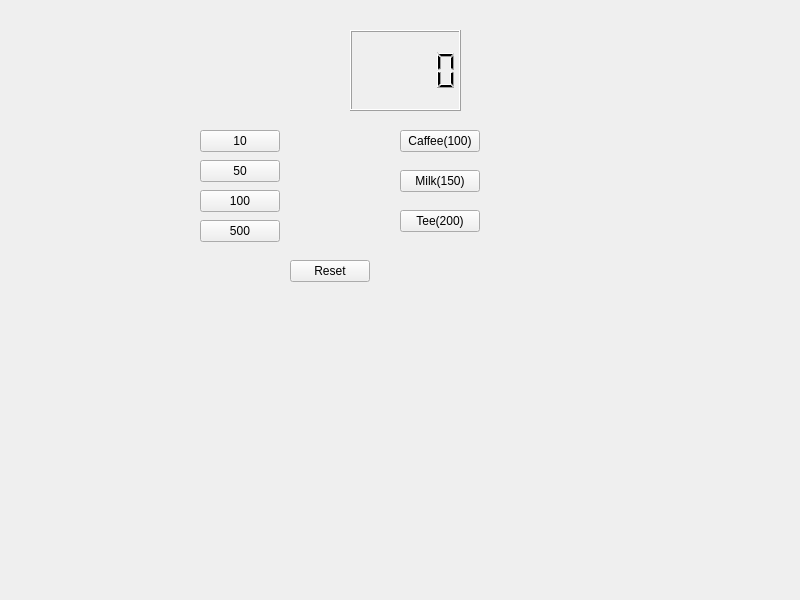
SmongsDev/Qt, file vending-machine/widget.ui: the form before one commit.
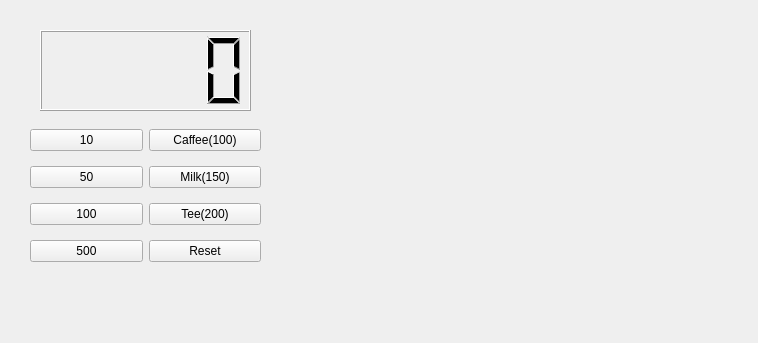
The form after the commit.

What changed in the file:
```diff
--- a/vending-machine/widget.ui
+++ b/vending-machine/widget.ui
@@ -6,8 +6,8 @@
    <rect>
     <x>0</x>
     <y>0</y>
-    <width>800</width>
-    <height>600</height>
+    <width>758</width>
+    <height>343</height>
    </rect>
   </property>
   <property name="windowTitle">
@@ -16,116 +16,88 @@
   <widget class="QLCDNumber" name="lcdNumber">
    <property name="geometry">
     <rect>
-     <x>350</x>
+     <x>40</x>
      <y>30</y>
-     <width>111</width>
+     <width>211</width>
      <height>81</height>
     </rect>
    </property>
   </widget>
-  <widget class="QPushButton" name="pb100">
+  <widget class="QWidget" name="">
    <property name="geometry">
     <rect>
-     <x>200</x>
-     <y>190</y>
-     <width>80</width>
-     <height>22</height>
+     <x>30</x>
+     <y>120</y>
+     <width>231</width>
+     <height>151</height>
     </rect>
    </property>
-   <property name="text">
-    <string>100</string>
-   </property>
-  </widget>
-  <widget class="QPushButton" name="pb500">
-   <property name="geometry">
-    <rect>
-     <x>200</x>
-     <y>220</y>
-     <width>80</width>
-     <height>22</height>
-    </rect>
-   </property>
-   <property name="text">
-    <string>500</string>
-   </property>
-  </widget>
+   <layout class="QHBoxLayout" name="horizontalLayout">
+    <item>
+     <layout class="QVBoxLayout" name="verticalLayout_2">
+      <item>
   <widget class="QPushButton" name="pb10">
-   <property name="geometry">
-    <rect>
-     <x>200</x>
-     <y>130</y>
-     <width>80</width>
-     <height>22</height>
-    </rect>
-   </property>
    <property name="text">
     <string>10</string>
    </property>
   </widget>
+      </item>
+      <item>
   <widget class="QPushButton" name="pb50">
-   <property name="geometry">
-    <rect>
-     <x>200</x>
-     <y>160</y>
-     <width>80</width>
-     <height>22</height>
-    </rect>
-   </property>
    <property name="text">
     <string>50</string>
    </property>
   </widget>
+      </item>
+      <item>
+       <widget class="QPushButton" name="pb100">
+        <property name="text">
+         <string>100</string>
+        </property>
+       </widget>
+      </item>
+      <item>
+       <widget class="QPushButton" name="pb500">
+        <property name="text">
+         <string>500</string>
+        </property>
+       </widget>
+      </item>
+     </layout>
+    </item>
+    <item>
+     <layout class="QVBoxLayout" name="verticalLayout">
+      <item>
   <widget class="QPushButton" name="pbCaffee">
-   <property name="geometry">
-    <rect>
-     <x>400</x>
-     <y>130</y>
-     <width>80</width>
-     <height>22</height>
-    </rect>
-   </property>
    <property name="text">
     <string>Caffee(100)</string>
    </property>
   </widget>
+      </item>
+      <item>
   <widget class="QPushButton" name="pbMilk">
-   <property name="geometry">
-    <rect>
-     <x>400</x>
-     <y>170</y>
-     <width>80</width>
-     <height>22</height>
-    </rect>
-   </property>
    <property name="text">
     <string>Milk(150)</string>
    </property>
   </widget>
+      </item>
+      <item>
   <widget class="QPushButton" name="pbTee">
-   <property name="geometry">
-    <rect>
-     <x>400</x>
-     <y>210</y>
-     <width>80</width>
-     <height>22</height>
-    </rect>
-   </property>
    <property name="text">
     <string>Tee(200)</string>
    </property>
   </widget>
+      </item>
+      <item>
   <widget class="QPushButton" name="pbReset">
-   <property name="geometry">
-    <rect>
-     <x>290</x>
-     <y>260</y>
-     <width>80</width>
-     <height>22</height>
-    </rect>
-   </property>
    <property name="text">
     <string>Reset</string>
    </property>
+       </widget>
+      </item>
+     </layout>
+    </item>
+   </layout>
   </widget>
  </widget>
  <resources/>
```
Lines whose indentation alone changed are shown as unchanged.
